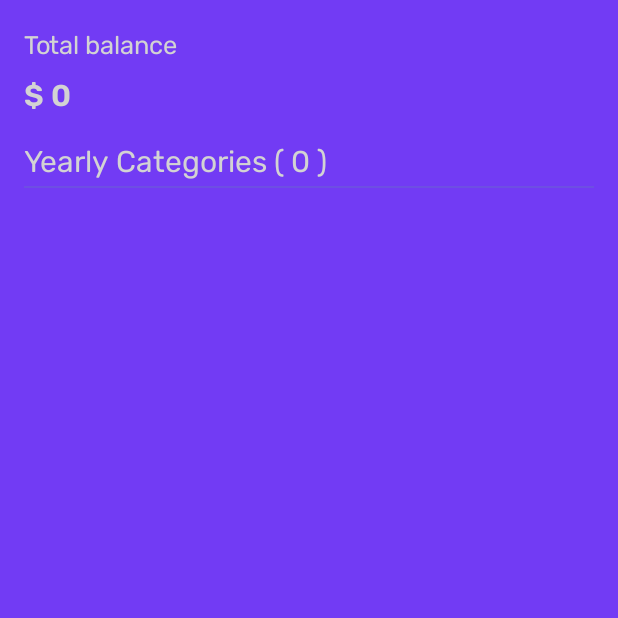
After one commit to EgeMert/saveable, an Android app built with Jetpack Compose: the composable YearlyExpenseAnalysis shown on its own in the app's theme, on a phone screen of 412 x 824 dp, the top half of it. The commit adds this screen. Run offline under Robolectric (Android 15) with nearby library versions, the phone set to English and light mode, and no system bars; our stand-ins replace Dagger/Hilt's generated code, Room's generated code, accompanist.

Commit message:
YearlyExpenseAnalysis added

```diff
--- /dev/null
+++ b/app/src/main/java/com/pixelcreative/saveable/components/YearlyExpenseAnalysis.kt
@@ -0,0 +1,82 @@
+package com.pixelcreative.saveable.components
+
+import androidx.compose.foundation.background
+import androidx.compose.foundation.layout.Column
+import androidx.compose.foundation.layout.fillMaxWidth
+import androidx.compose.foundation.layout.height
+import androidx.compose.foundation.layout.padding
+import androidx.compose.material.Divider
+import androidx.compose.material.MaterialTheme
+import androidx.compose.material.Text
+import androidx.compose.runtime.Composable
+import androidx.compose.runtime.collectAsState
+import androidx.compose.runtime.getValue
+import androidx.compose.runtime.mutableStateOf
+import androidx.compose.runtime.saveable.rememberSaveable
+import androidx.compose.ui.Modifier
+import androidx.compose.ui.unit.dp
+import androidx.hilt.navigation.compose.hiltViewModel
+import com.pixelcreative.saveable.core.formatDoubleToString
+import com.pixelcreative.saveable.core.getExpenseSummaryByCategory
+import com.pixelcreative.saveable.core.getTotalPrice
+import com.pixelcreative.saveable.core.getYearAsString
+import com.pixelcreative.saveable.screens.expenses.ExpensesScreenViewModel
+import com.pixelcreative.saveable.ui.theme.BluishPurple
+import com.pixelcreative.saveable.ui.theme.Emerald
+import com.pixelcreative.saveable.ui.theme.Pinball
+
+@Composable
+fun YearlyExpenseAnalysis() {
+    Column(
+        modifier = Modifier.padding(horizontal = 16.dp)
+    ) {
+
+        val selectedYear by rememberSaveable { mutableStateOf(getYearAsString()) }
+
+        val expensesScreenViewModel: ExpensesScreenViewModel = hiltViewModel()
+
+        expensesScreenViewModel.getYearlyExpense(selectedYear)
+
+        val yearlyExpense = expensesScreenViewModel.yearlyExpense.collectAsState().value
+
+        Text(
+            modifier = Modifier.padding(top = 20.dp),
+            text = "Total balance",
+            color = Pinball,
+            style = MaterialTheme.typography.h5
+        )
+
+        Text(
+            modifier = Modifier.padding(top = 12.dp),
+            text = "$ " + (getTotalPrice(yearlyExpense)).formatDoubleToString(),
+            color = if (getTotalPrice(yearlyExpense) > 0) {
+                Emerald
+            } else {
+                Pinball
+            },
+            style = MaterialTheme.typography.h3
+        )
+
+        Text(
+            modifier = Modifier
+                .padding(top = 20.dp),
+            text = "Yearly Categories ( ${getExpenseSummaryByCategory(yearlyExpense).size.or(0)} )",
+            color = Pinball,
+            style = MaterialTheme.typography.h6
+        )
+
+        Divider(
+            modifier = Modifier
+                .padding(top = 4.dp)
+                .fillMaxWidth()
+                .height(1.dp)
+                .background(color = BluishPurple)
+        )
+
+        ExpenseDetailListView(
+            modifier = Modifier
+                .padding(vertical = 20.dp),
+            expenseDetailList = getExpenseSummaryByCategory(yearlyExpense).reversed()
+        )
+    }
+}
--- a/app/src/main/java/com/pixelcreative/saveable/core/CoreUtils.kt
+++ b/app/src/main/java/com/pixelcreative/saveable/core/CoreUtils.kt
@@ -22,6 +22,11 @@ fun getLocalDateAsString(currentDate:LocalDate = LocalDate.now()): String {
 
 fun getMonthAndYearAsString(currentDate:LocalDate = LocalDate.now()): String {
     val dateFormatter = DateTimeFormatter.ofPattern("MM-yyyy")
+    return currentDate.format(dateFormatter)
+}
+
+fun getYearAsString(currentDate:LocalDate = LocalDate.now()): String {
+    val dateFormatter = DateTimeFormatter.ofPattern("yyyy")
     return currentDate.format(dateFormatter)
 }
 
--- a/app/src/main/java/com/pixelcreative/saveable/data/dao/ExpenseDao.kt
+++ b/app/src/main/java/com/pixelcreative/saveable/data/dao/ExpenseDao.kt
@@ -45,4 +45,7 @@ interface ExpenseDao {
 
     @Query("SELECT * FROM $EXPENSE_TABLE WHERE strftime('%m-%Y', date) = :monthAndYear")
     fun getMonthlyExpense(monthAndYear: String): List<Expense>?
+
+    @Query("SELECT * FROM $EXPENSE_TABLE WHERE date LIKE :year || '%'")
+    fun getYearlyExpenses(year: String): List<Expense>
 }
--- a/app/src/main/java/com/pixelcreative/saveable/data/repository/ExpenseRepositoryImpl.kt
+++ b/app/src/main/java/com/pixelcreative/saveable/data/repository/ExpenseRepositoryImpl.kt
@@ -40,6 +40,11 @@ class ExpenseRepositoryImpl(
             expenseDao.getMonthlyExpense(monthAndYear)
         }
 
+    override suspend fun getYearlyExpense(year: String) =
+        withContext(Dispatchers.IO) {
+            expenseDao.getYearlyExpenses(year)
+        }
+
     override suspend fun getLatestExpense() = withContext(Dispatchers.IO) {
         expenseDao.getLatestExpense()
     }
--- a/app/src/main/java/com/pixelcreative/saveable/domain/repository/ExpenseRepository.kt
+++ b/app/src/main/java/com/pixelcreative/saveable/domain/repository/ExpenseRepository.kt
@@ -22,6 +22,8 @@ interface ExpenseRepository {
 
     suspend fun getMonthlyExpense(monthAndYear: String): List<Expense>?
 
+    suspend fun getYearlyExpense(year: String): List<Expense>?
+
     suspend fun getLatestExpense(): Expense?
 
     suspend fun updateDailyExpenseList(
--- a/app/src/main/java/com/pixelcreative/saveable/screens/detail/DetailScreen.kt
+++ b/app/src/main/java/com/pixelcreative/saveable/screens/detail/DetailScreen.kt
@@ -18,6 +18,7 @@ import androidx.compose.runtime.setValue
 import androidx.compose.ui.Modifier
 import com.pixelcreative.saveable.components.DailyExpensesAnalysis
 import com.pixelcreative.saveable.components.MonthlyExpenseAnalysis
+import com.pixelcreative.saveable.components.YearlyExpenseAnalysis
 import com.pixelcreative.saveable.navigation.Router
 import com.pixelcreative.saveable.ui.theme.BlackHtun
 import com.pixelcreative.saveable.ui.theme.BluishPurple
@@ -71,7 +72,10 @@ fun DetailScreen(
                 1 -> item {
                     MonthlyExpenseAnalysis()
                 }
-                2 -> item { Text("Sekme 3 içeriği") }
+
+                2 -> item {
+                    YearlyExpenseAnalysis()
+                }
             }
         }
     }
--- a/app/src/main/java/com/pixelcreative/saveable/screens/expenses/ExpensesScreenViewModel.kt
+++ b/app/src/main/java/com/pixelcreative/saveable/screens/expenses/ExpensesScreenViewModel.kt
@@ -22,9 +22,13 @@ class ExpensesScreenViewModel @Inject constructor(
 
     private val _monthlyExpense = MutableStateFlow<List<Expense>?>(null)
 
+    private val _yearlyExpense = MutableStateFlow<List<Expense>?>(null)
+
     val dailyExpense: StateFlow<Expense?> get() = _dailyExpense
 
     val monthlyExpense: StateFlow<List<Expense>?> get() = _monthlyExpense
+
+    val yearlyExpense: StateFlow<List<Expense>?> get() = _yearlyExpense
 
     fun getDailyExpense(date: String) = viewModelScope.launch {
         _dailyExpense.value = expenseRepository.getDailyExpense(date)
@@ -32,6 +36,10 @@ class ExpensesScreenViewModel @Inject constructor(
 
     fun getMonthlyExpense(monthAndYear: String) = viewModelScope.launch {
         _monthlyExpense.value = expenseRepository.getMonthlyExpense(monthAndYear)
+    }
+
+    fun getYearlyExpense(year: String) = viewModelScope.launch {
+        _yearlyExpense.value = expenseRepository.getYearlyExpense(year)
     }
 
     fun updateExpenseList(
```
